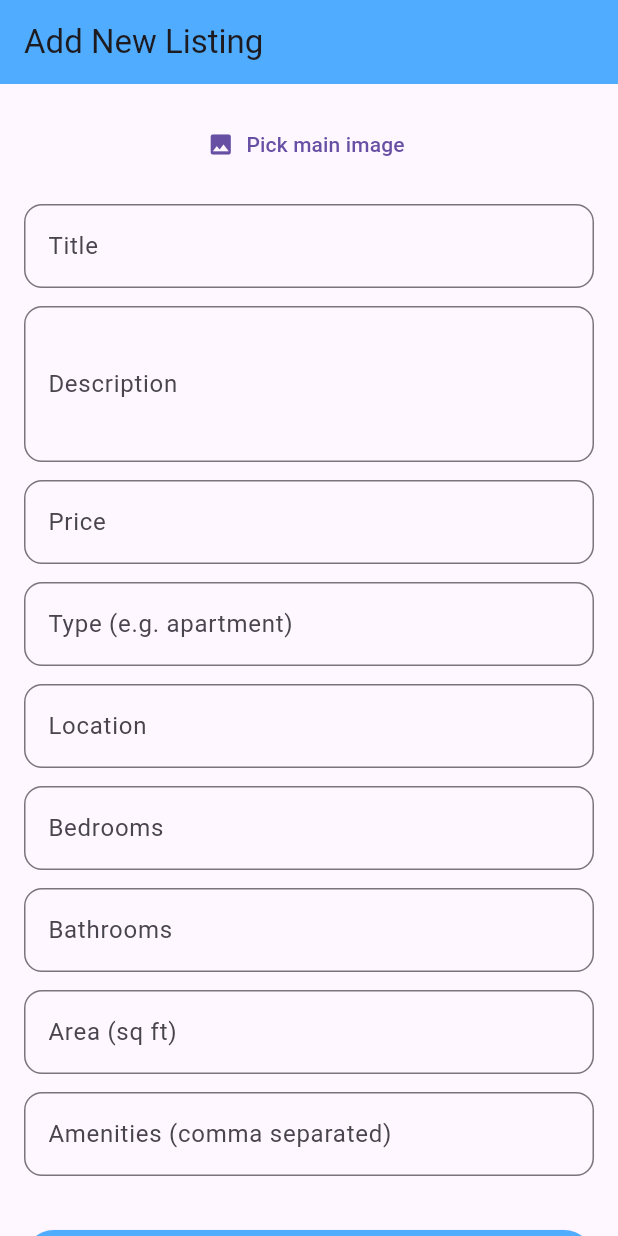
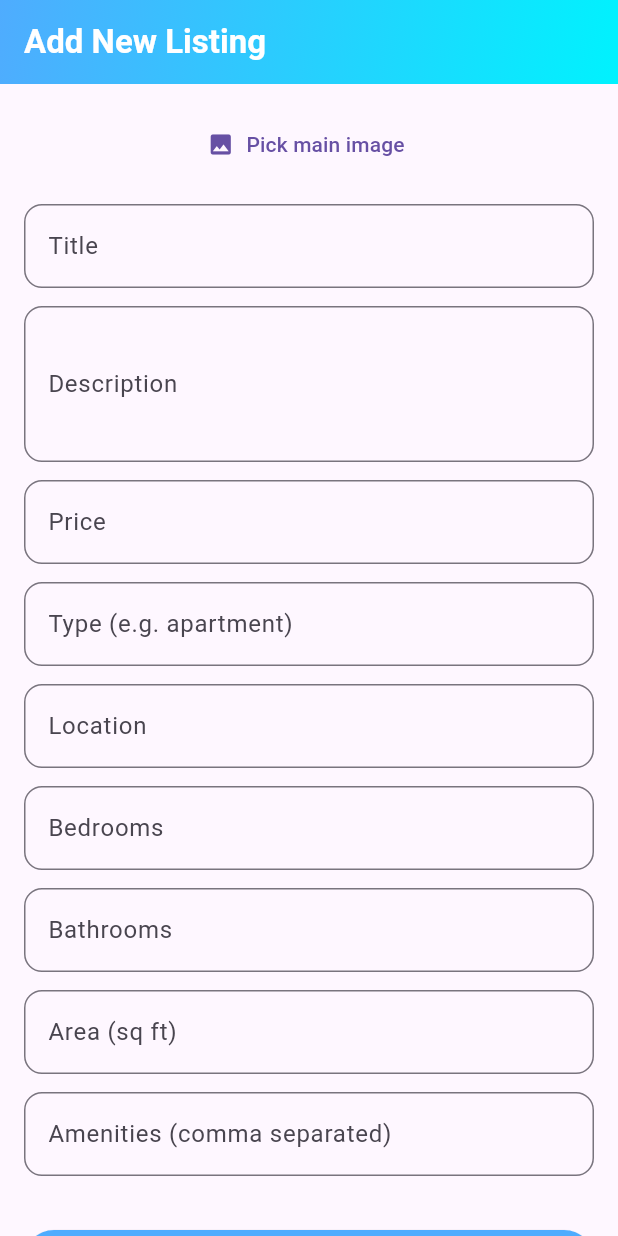
Before and after one commit to MathibelaD/P, a Flutter app: the AddListingScreen screen opened directly, on a phone screen of 412 x 824 dp. Run offline on Flutter 3.47's test engine with Material 3 defaults, Android fonts, the phone set to English and light mode, and no system bars; our stand-ins replace flutter_dotenv, flutter_rating_bar, image_picker, supabase_flutter; accounts and stored records are empty.

Commit message:
chore: my listing view

```diff
--- a/lib/main.dart
+++ b/lib/main.dart
@@ -1,4 +1,5 @@
 import 'package:flutter/material.dart';
+import 'package:my_first_app/screens/add_listing_screen.dart';
 import 'package:my_first_app/screens/login_screen.dart';
 import 'package:provider/provider.dart';
 import './models/property.dart';
@@ -82,6 +83,7 @@ class MyApp extends StatelessWidget {
       // register your named routes here
       PropertyDetailScreen.routeName: (ctx) => const PropertyDetailScreen(),
       '/supabase-test': (ctx) => const SupabaseTestScreen(),
+      '/add-listing': (ctx) => const AddListingScreen(),
        '/login': (ctx) => LoginScreen(
         onLoginSuccess: () {
           // after successful login, you might want to navigate to main/home screen
--- a/lib/screens/add_listing_screen.dart
+++ b/lib/screens/add_listing_screen.dart
@@ -97,9 +97,18 @@ class _AddListingScreenState extends State<AddListingScreen> {
   @override
   Widget build(BuildContext context) {
     return Scaffold(
-      appBar: AppBar(
-        title: const Text('Add New Listing'),
-        backgroundColor: const Color(0xff4facfe),
+       appBar: AppBar(
+        title: Text("Add New Listing",
+        style: TextStyle(color: Colors.white, fontWeight: FontWeight.bold),),
+        flexibleSpace: Container(
+          decoration: const BoxDecoration(
+            gradient: LinearGradient(
+              colors: [Color(0xff4facfe), Color(0xff00f2fe)],
+              begin: Alignment.topLeft,
+              end: Alignment.bottomRight,
+            ),
+          ),
+        ),
       ),
       body: SingleChildScrollView(
         padding: const EdgeInsets.all(16),
```
Also changed, not shown: lib/screens/my_listing_screen.dart (+19 -2 lines).
